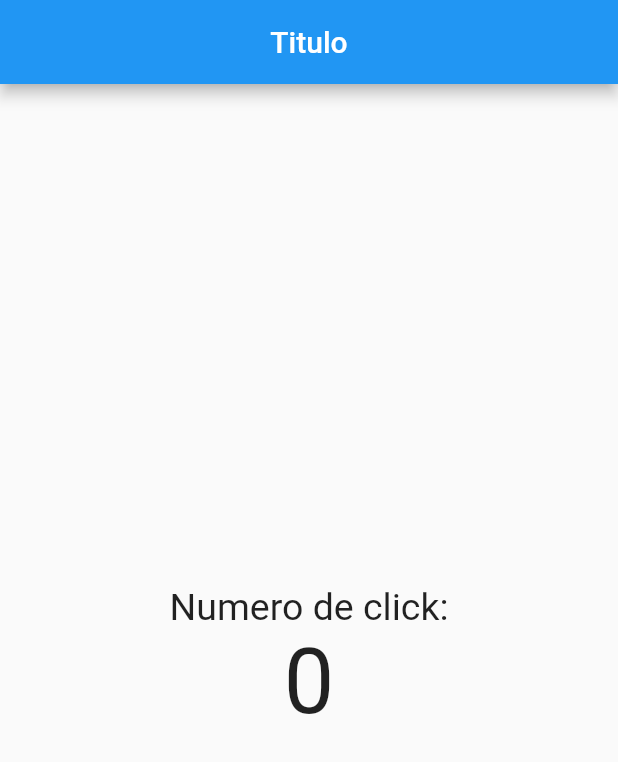
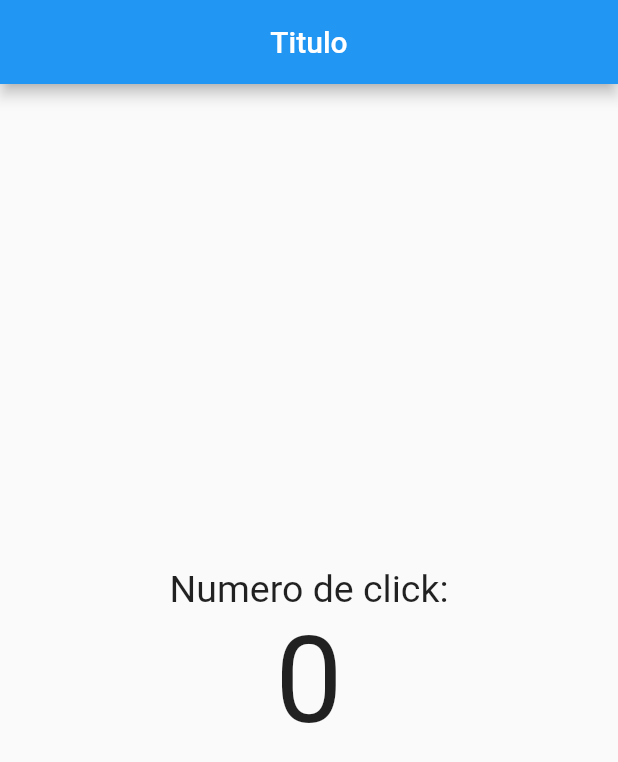
Before and after one commit to SantiBullaude/Curso-Flutter, a Flutter app: the screen it shows after launch, on a phone screen of 412 x 824 dp. Shown: the top 762 px of the screen. Run offline on Flutter 3.47's test engine with Material 2 defaults, Android fonts, the phone set to English and light mode, and no system bars.

Commit message:
cambio de tamaño

```diff
--- a/lib/src/pages/home_page.dart
+++ b/lib/src/pages/home_page.dart
@@ -13,7 +13,7 @@ import 'package:flutter/material.dart';
           mainAxisAlignment: MainAxisAlignment.center,
           children: <Widget>[
             Text('Numero de click:', style: TextStyle(fontSize: 25)),
-            Text('0', style: TextStyle(fontSize: 60)),
+            Text('0', style: TextStyle(fontSize: 80)),
           ],
         )
 
```
